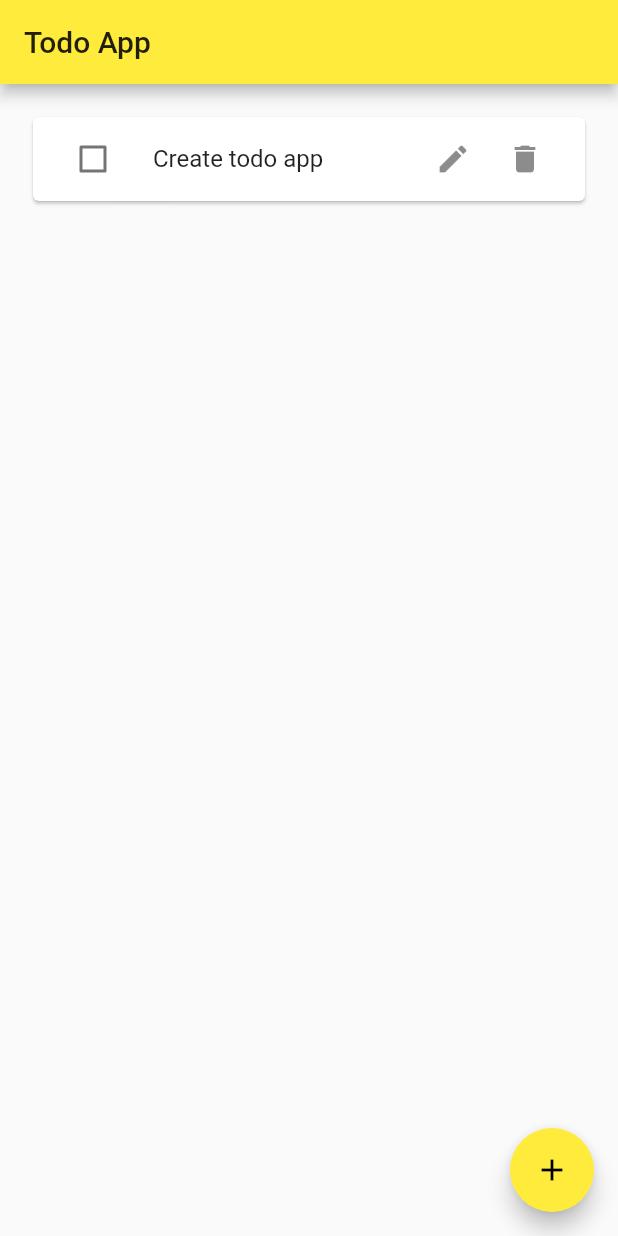
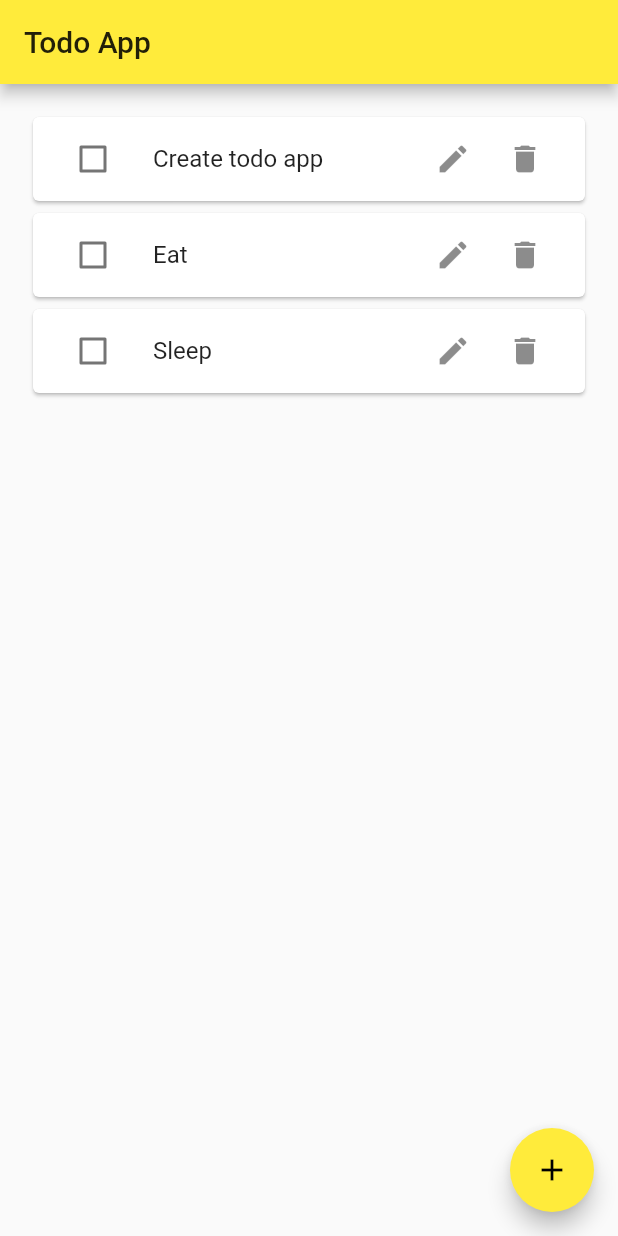
Before and after one commit to happyharis/ntu-flutter-workshop-2021, a Flutter app: the screen it shows after launch, on a phone screen of 412 x 824 dp. Run offline on Flutter 3.47's test engine with Material 2 defaults, Android fonts, the phone set to English and light mode, and no system bars.

Commit message:
Add tasks and list view builder

```diff
--- a/todo_app/lib/main.dart
+++ b/todo_app/lib/main.dart
@@ -24,9 +24,13 @@ class HomeScreen extends StatelessWidget {
       appBar: AppBar(title: Text('Todo App')),
       body: Padding(
         padding: const EdgeInsets.all(18.0),
-        child: Card(
+        child: ListView.builder(
+          itemCount: tasks.length,
+          itemBuilder: (context, index) {
+            final task = tasks[index];
+            return Card(
               child: ListTile(
-            title: Text('Create todo app'),
+                title: Text(task.title),
                 leading: Checkbox(
                   value: false,
                   onChanged: (value) {},
@@ -45,6 +49,8 @@ class HomeScreen extends StatelessWidget {
                   ],
                 ),
               ),
+            );
+          },
         ),
       ),
       floatingActionButton: FloatingActionButton(
@@ -54,3 +60,27 @@ class HomeScreen extends StatelessWidget {
     );
   }
 }
+
+class Task {
+  final String title;
+  final String description;
+  bool completed;
+  final int id;
+
+  Task({
+    required this.title,
+    required this.description,
+    this.completed = false,
+    required this.id,
+  });
+}
+
+List<Task> tasks = [
+  Task(
+    title: 'Create todo app',
+    description: 'Listen to Haris not so boring lecture',
+    id: 1,
+  ),
+  Task(title: 'Eat', description: 'Lunch at MacDonalds', id: 2),
+  Task(title: 'Sleep', description: 'Knock out before 11pm', id: 3),
+];
```
Lines whose indentation alone changed are shown as unchanged.
